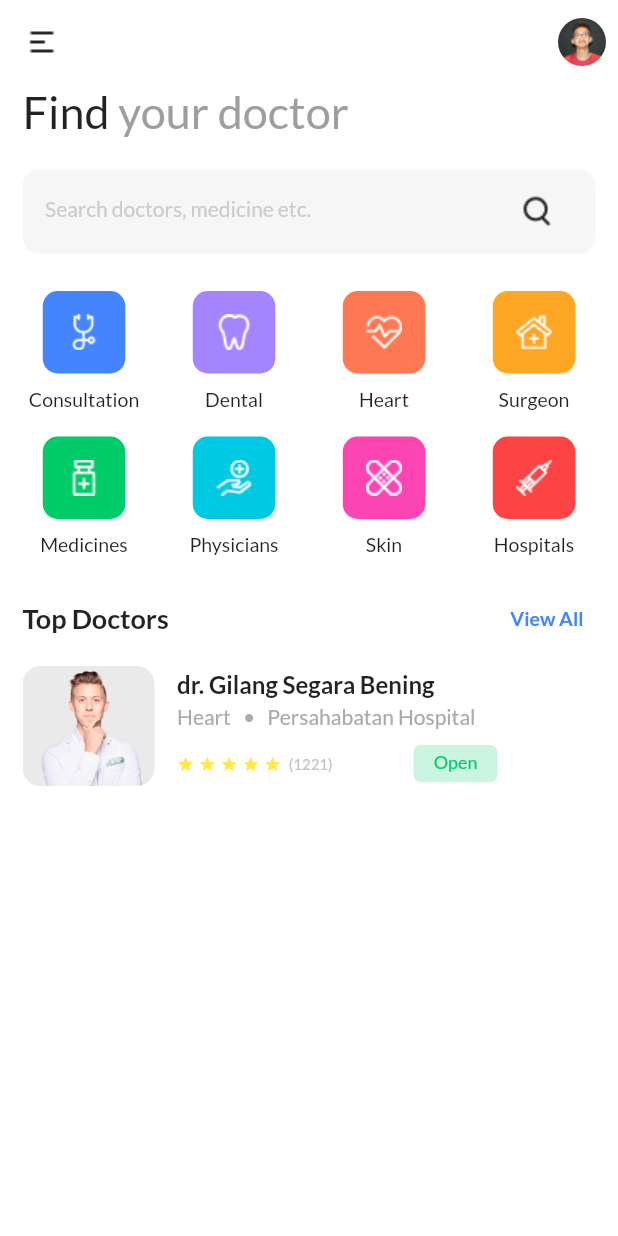
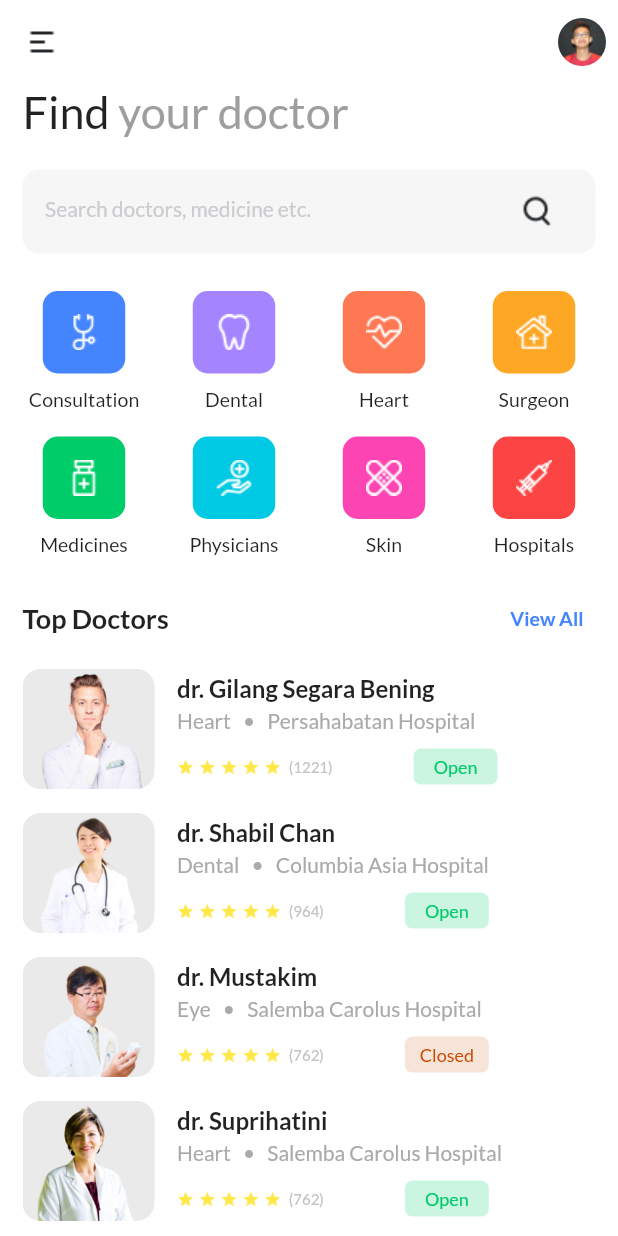
Before and after one commit to mfroche/doctor_app, a Flutter app: the screen it shows after launch, on a phone screen of 412 x 824 dp. Run offline on Flutter 3.47's test engine with Material 2 defaults, Android fonts, the phone set to English and light mode, and no system bars.

Commit message:
Doctor Card: Added parameters to class

```diff
--- /dev/null
+++ b/lib/constants.dart
@@ -0,0 +1,27 @@
+import 'package:flutter/material.dart';
+
+final Widget openCard = Container(
+  width: 56,
+  height: 24,
+  decoration: BoxDecoration(
+      color: Color(0xFFCCF5E1), borderRadius: BorderRadius.circular(5)),
+  child: Center(
+    child: Text(
+      'Open',
+      style: TextStyle(fontSize: 12, color: Color(0xFF00CC6A)),
+    ),
+  ),
+);
+
+final Widget closeCard = Container(
+  width: 56,
+  height: 24,
+  decoration: BoxDecoration(
+      color: Color(0xFFF7E4D9), borderRadius: BorderRadius.circular(5)),
+  child: Center(
+    child: Text(
+      'Closed',
+      style: TextStyle(fontSize: 12, color: Color(0xFFCC4900)),
+    ),
+  ),
+);
--- /dev/null
+++ b/lib/doctor_card.dart
@@ -0,0 +1,96 @@
+import 'package:flutter/material.dart';
+
+class DoctorCard extends StatelessWidget {
+  final String image;
+  final String name;
+  final String specialty;
+  final String ratings;
+  final Widget notice;
+
+  const DoctorCard({
+    super.key,
+    required this.image,
+    required this.name,
+    required this.specialty,
+    required this.ratings,
+    required this.notice,
+  });
+
+  @override
+  Widget build(BuildContext context) {
+    return Container(
+      padding: EdgeInsets.fromLTRB(0, 8, 0, 8),
+      child: Row(
+        crossAxisAlignment: CrossAxisAlignment.center,
+        children: <Widget>[
+          Row(
+            children: [
+              Container(
+                height: 80,
+                width: 88,
+                child: ClipRRect(
+                  borderRadius: BorderRadius.circular(12),
+                  child: Image.asset(
+                    image,
+                    fit: BoxFit.cover,
+                  ),
+                ),
+              ),
+              SizedBox(width: 15),
+              Column(
+                mainAxisAlignment: MainAxisAlignment.start,
+                crossAxisAlignment: CrossAxisAlignment.start,
+                children: <Widget>[
+                  Text(
+                    name,
+                    style: TextStyle(
+                      fontSize: 16,
+                      fontWeight: FontWeight.bold,
+                    ),
+                  ),
+                  SizedBox(height: 4),
+                  Text(
+                    specialty,
+                    style: TextStyle(fontSize: 14, color: Color(0xFFAAAAAA)),
+                  ),
+                  SizedBox(height: 10),
+                  Row(
+                    mainAxisAlignment: MainAxisAlignment.spaceBetween,
+                    children: <Widget>[
+                      Row(
+                        children: <Widget>[
+                          Icon(Icons.star,
+                              size: 11.5, color: Color(0xFFFFE848)),
+                          SizedBox(width: 3),
+                          Icon(Icons.star,
+                              size: 11.5, color: Color(0xFFFFE848)),
+                          SizedBox(width: 3),
+                          Icon(Icons.star,
+                              size: 11.5, color: Color(0xFFFFE848)),
+                          SizedBox(width: 3),
+                          Icon(Icons.star,
+                              size: 11.5, color: Color(0xFFFFE848)),
+                          SizedBox(width: 3),
+                          Icon(Icons.star,
+                              size: 11.5, color: Color(0xFFFFE848)),
+                          SizedBox(width: 5),
+                          Text(
+                            '($ratings)',
+                            style: TextStyle(
+                                fontSize: 10, color: Color(0xFFC4C4C4)),
+                          ),
+                        ],
+                      ),
+                      SizedBox(width: 54),
+                      notice,
+                    ],
+                  )
+                ],
+              )
+            ],
+          )
+        ],
+      ),
+    );
+  }
+}
--- a/lib/home_page.dart
+++ b/lib/home_page.dart
@@ -1,3 +1,5 @@
+import 'package:doctor_app/constants.dart';
+import 'package:doctor_app/doctor_card.dart';
 import 'package:doctor_app/topic_card_section.dart';
 import 'package:flutter/material.dart';
 
@@ -22,7 +24,8 @@ class HomePage extends StatelessWidget {
           ),
         ],
       ),
-      body: Container(
+      body: SingleChildScrollView(
+        child: Container(
           padding: EdgeInsets.fromLTRB(15, 0, 15, 0),
           child: Column(
             children: <Widget>[
@@ -33,98 +36,43 @@ class HomePage extends StatelessWidget {
               TopicCardsSection(),
               SizedBox(height: 26),
               HeaderTopDoctor(),
-            SizedBox(height: 21),
-            Row(
-              crossAxisAlignment: CrossAxisAlignment.center,
-              children: <Widget>[
-                Container(
-                  child: Row(
+              SizedBox(height: 15),
+              Column(
                 children: [
-                      Container(
-                        height: 80,
-                        width: 88,
-                        child: ClipRRect(
-                          borderRadius: BorderRadius.circular(12),
-                          child: Image.asset(
-                            "assets/images/doctor1.png",
-                            fit: BoxFit.cover,
+                  DoctorCard(
+                    image: "assets/images/doctor1.png",
+                    name: 'dr. Gilang Segara Bening',
+                    specialty: 'Heart   •   Persahabatan Hospital',
+                    ratings: '1221',
+                    notice: openCard,
                   ),
+                  DoctorCard(
+                    image: "assets/images/doctor2.png",
+                    name: 'dr. Shabil Chan',
+                    specialty: 'Dental   •   Columbia Asia Hospital',
+                    ratings: '964',
+                    notice: openCard,
                   ),
+                  DoctorCard(
+                    image: "assets/images/doctor3.png",
+                    name: 'dr. Mustakim',
+                    specialty: 'Eye   •   Salemba Carolus Hospital',
+                    ratings: '762',
+                    notice: closeCard,
                   ),
-                      SizedBox(width: 15),
-                      DoctorCard()
-                    ],
+                  DoctorCard(
+                    image: "assets/images/doctor4.png",
+                    name: 'dr. Suprihatini',
+                    specialty: 'Heart   •   Salemba Carolus Hospital',
+                    ratings: '762',
+                    notice: openCard,
                   ),
-                )
                 ],
               ),
             ],
           ),
         ),
-    );
-  }
-}
-
-class DoctorCard extends StatelessWidget {
-  const DoctorCard({
-    super.key,
-  });
-
-  @override
-  Widget build(BuildContext context) {
-    return Column(
-      mainAxisAlignment: MainAxisAlignment.start,
-      crossAxisAlignment: CrossAxisAlignment.start,
-      children: <Widget>[
-        Text(
-          'dr. Gilang Segara Bening',
-          style: TextStyle(
-            fontSize: 16,
-            fontWeight: FontWeight.bold,
       ),
-        ),
-        SizedBox(height: 4),
-        Text(
-          'Heart   •   Persahabatan Hospital',
-          style: TextStyle(fontSize: 14, color: Color(0xFFAAAAAA)),
-        ),
-        SizedBox(height: 10),
-        Row(
-          children: <Widget>[
-            Row(
-              children: <Widget>[
-                Icon(Icons.star, size: 11.5, color: Color(0xFFFFE848)),
-                SizedBox(width: 3),
-                Icon(Icons.star, size: 11.5, color: Color(0xFFFFE848)),
-                SizedBox(width: 3),
-                Icon(Icons.star, size: 11.5, color: Color(0xFFFFE848)),
-                SizedBox(width: 3),
-                Icon(Icons.star, size: 11.5, color: Color(0xFFFFE848)),
-                SizedBox(width: 3),
-                Icon(Icons.star, size: 11.5, color: Color(0xFFFFE848)),
-                SizedBox(width: 5),
-                Text(
-                  '(1221)',
-                  style: TextStyle(fontSize: 10, color: Color(0xFFC4C4C4)),
-                ),
-              ],
-            ),
-            SizedBox(width: 54),
-            Container(
-              padding: EdgeInsets.fromLTRB(0, 4, 0, 7),
-              alignment: Alignment.center,
-              width: 56,
-              decoration: BoxDecoration(
-                  color: Color(0xFFCCF5E1),
-                  borderRadius: BorderRadius.circular(5)),
-              child: Text(
-                'Open',
-                style: TextStyle(fontSize: 12, color: Color(0xFF00CC6A)),
-              ),
-            ),
-          ],
-        )
-      ],
     );
   }
 }
```
Lines whose indentation alone changed are shown as unchanged.
